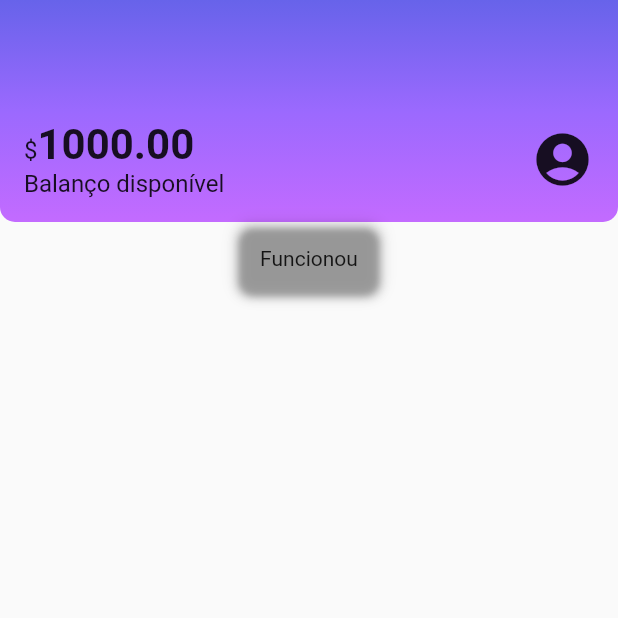
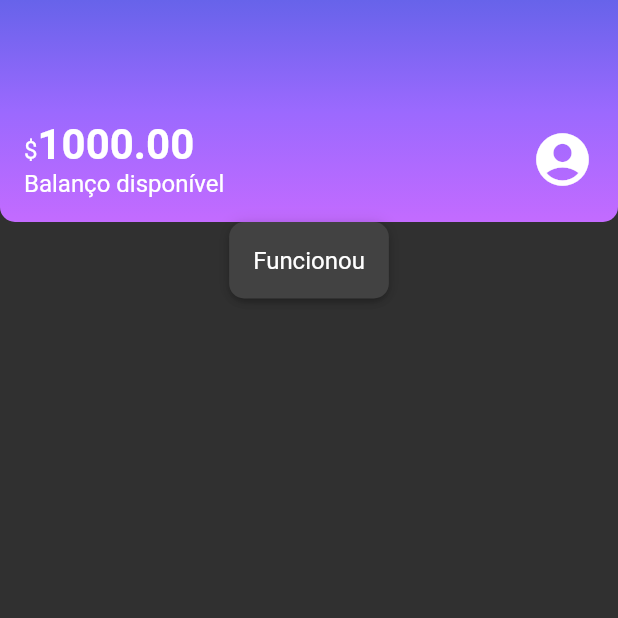
Before and after one commit to matheus-liber/alubank, a Flutter app: the screen it shows after launch, on a phone screen of 412 x 824 dp, the top half of it. Run offline on Flutter 3.47's test engine with Material 2 defaults, Android fonts, the phone set to English and light mode, and no system bars.

Commit message:
Módulo 4 - Extraindo estilizações de cores e tipografia

```diff
--- a/lib/components/box_card.dart
+++ b/lib/components/box_card.dart
@@ -12,7 +12,7 @@ class BoxCard extends StatelessWidget {
       decoration: BoxDecoration(
         boxShadow: kElevationToShadow[3],
         borderRadius: BorderRadius.circular(10),
-
+        color: Theme.of(context).cardColor
       ),
       child: boxContent,
     );
--- a/lib/components/sections/header.dart
+++ b/lib/components/sections/header.dart
@@ -1,3 +1,4 @@
+import 'package:alubank/themes/theme_colors.dart';
 import 'package:flutter/material.dart';
 
 class Header extends StatelessWidget {
@@ -10,15 +11,11 @@ class Header extends StatelessWidget {
         gradient: LinearGradient(
           begin: Alignment.topCenter,
           end: Alignment.bottomCenter,
-          colors: <Color>[
-            Color.fromRGBO(103, 99, 234, 1),
-            Color.fromRGBO(155, 105, 254, 1),
-            Color.fromRGBO(195, 107, 255, 1)
-          ],
+          colors: ThemeColors.headerGradient,
         ),
         borderRadius: BorderRadius.vertical(bottom: Radius.circular(10)),
       ),
-      child: const Padding(
+      child: Padding(
         padding: EdgeInsets.fromLTRB(16.0, 80.0, 16.0, 16.0),
         child: Row(
           mainAxisAlignment: MainAxisAlignment.spaceBetween,
@@ -26,26 +23,13 @@ class Header extends StatelessWidget {
             Column(
               crossAxisAlignment: CrossAxisAlignment.start,
               children: <Widget>[
-                Text.rich(TextSpan(
-                    text: '\$',
-                    style: TextStyle(
-                      fontSize: 16,
-                    ),
-                    children: <TextSpan>[
-                      TextSpan(
-                        text: '1000.00',
-                        style: TextStyle(
-                          fontSize: 28,
-                          fontWeight: FontWeight.bold,
-                        ),
-                      )
-                    ])),
-                Text(
-                  'Balanço disponível',
-                  style: TextStyle(
-                    fontSize: 16,
-                  ),
-                ),
+                Text.rich(TextSpan(text: '\$', children: <TextSpan>[
+                  TextSpan(
+                    text: '1000.00',
+                    style: Theme.of(context).textTheme.bodyLarge,
+                  )
+                ])),
+                Text('Balanço disponível'),
               ],
             ),
             Icon(
--- a/lib/main.dart
+++ b/lib/main.dart
@@ -1,4 +1,5 @@
 import 'package:alubank/screens/home.dart';
+import 'package:alubank/themes/my_theme.dart';
 import 'package:flutter/material.dart';
 
 void main() {
@@ -12,6 +13,7 @@ class Alubank extends StatelessWidget {
   Widget build(BuildContext context){
     return MaterialApp(
       title: 'Alubank',
+      theme: MyTheme,
       home: Home(),
 
     );
--- /dev/null
+++ b/lib/themes/my_theme.dart
@@ -0,0 +1,12 @@
+import 'package:alubank/themes/theme_colors.dart';
+import 'package:flutter/material.dart';
+
+ThemeData MyTheme = ThemeData(
+  primaryColor: ThemeColors.primaryColor,
+  primarySwatch: ThemeColors.primaryColor,
+  brightness: Brightness.dark,
+  textTheme: const TextTheme(
+    bodyMedium: TextStyle(fontSize: 16),
+    bodyLarge: TextStyle(fontSize: 28, fontWeight: FontWeight.bold),
+  ),
+);
--- /dev/null
+++ b/lib/themes/theme_colors.dart
@@ -0,0 +1,10 @@
+import 'package:flutter/material.dart';
+
+class ThemeColors {
+  static const MaterialColor primaryColor = Colors.purple;
+  static const List<Color> headerGradient = [
+    Color.fromRGBO(103, 99, 234, 1),
+    Color.fromRGBO(155, 105, 254, 1),
+    Color.fromRGBO(195, 107, 255, 1)
+  ];
+}
```
